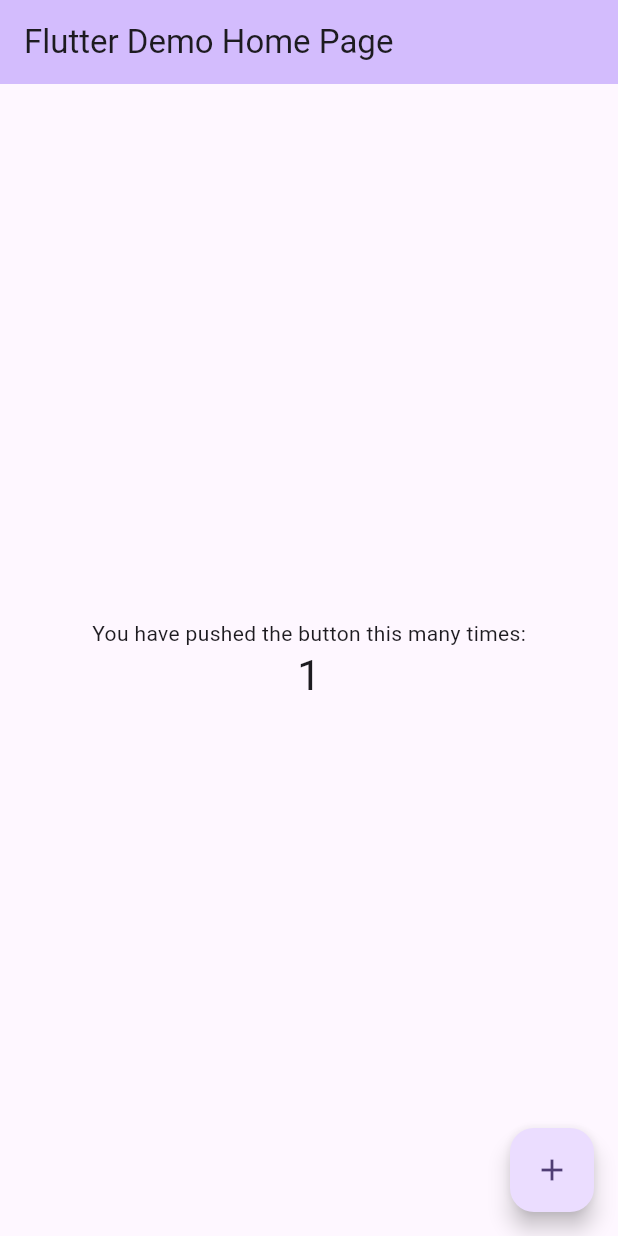
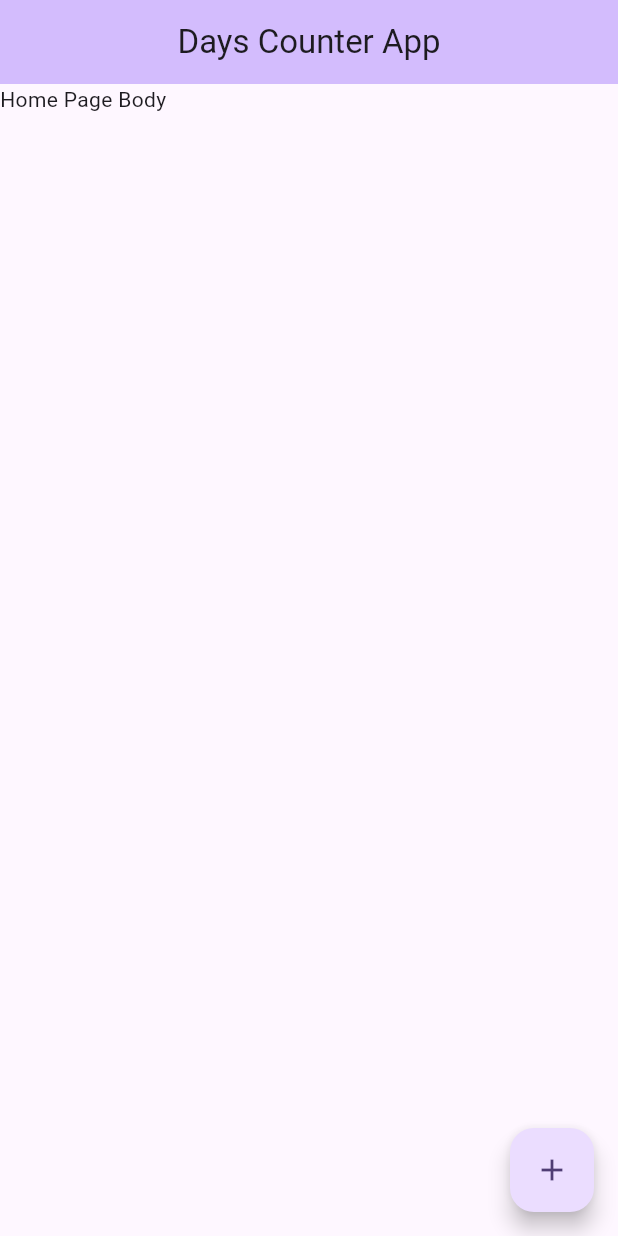
Before and after one commit to surya8barca/days_counter_app, a Flutter app: the screen it shows after launch, after a tap on the "add" icon, on a phone screen of 412 x 824 dp. Run offline on Flutter 3.47's test engine with Material 3 defaults, Android fonts, the light colour scheme and no system bars.

Commit message:
appbar and floating button first draft

```diff
--- /dev/null
+++ b/days_counter_app/lib/components/home_page_body.dart
@@ -0,0 +1,19 @@
+import 'package:flutter/material.dart';
+
+class HomePageBody extends StatefulWidget {
+  const HomePageBody({super.key});
+
+  @override
+  State<HomePageBody> createState() => _HomePageBodyState();
+}
+
+class _HomePageBodyState extends State<HomePageBody> {
+  @override
+  Widget build(BuildContext context) {
+    return SingleChildScrollView(
+      child: Container(
+        child: Text('Home Page Body'),
+      ),
+    );
+  }
+}
--- /dev/null
+++ b/days_counter_app/lib/home/home.dart
@@ -0,0 +1,37 @@
+import 'package:days_counter_app/components/home_page_body.dart';
+import 'package:flutter/material.dart';
+
+class Home extends StatefulWidget {
+  const Home({super.key});
+
+  @override
+  State<Home> createState() => _HomeState();
+}
+
+class _HomeState extends State<Home> {
+  //variables
+  String title = 'Days Counter App';
+
+  //functions
+  void _addNewGoal() {
+    //send to UI page for adding new task
+    // ignore: avoid_print
+    print("New Goal Added");
+  }
+
+  @override
+  Widget build(BuildContext context) {
+    return Scaffold(
+      appBar: AppBar(
+        backgroundColor: Theme.of(context).colorScheme.inversePrimary,
+        title: Text(title),
+        centerTitle: true,
+      ),
+      body: const HomePageBody(),
+      floatingActionButton: FloatingActionButton(
+        onPressed: _addNewGoal,
+        child: const Icon(Icons.add),
+      ),
+    );
+  }
+}
--- a/days_counter_app/lib/main.dart
+++ b/days_counter_app/lib/main.dart
@@ -1,3 +1,4 @@
+import 'package:days_counter_app/home/home.dart';
 import 'package:flutter/material.dart';
 
 void main() {
@@ -13,113 +14,10 @@
     return MaterialApp(
       title: 'Flutter Demo',
       theme: ThemeData(
-        // This is the theme of your application.
-        //
-        // TRY THIS: Try running your application with "flutter run". You'll see
-        // the application has a purple toolbar. Then, without quitting the app,
-        // try changing the seedColor in the colorScheme below to Colors.green
-        // and then invoke "hot reload" (save your changes or press the "hot
-        // reload" button in a Flutter-supported IDE, or press "r" if you used
-        // the command line to start the app).
-        //
-        // Notice that the counter didn't reset back to zero; the application
-        // state is not lost during the reload. To reset the state, use hot
-        // restart instead.
-        //
-        // This works for code too, not just values: Most code changes can be
-        // tested with just a hot reload.
         colorScheme: ColorScheme.fromSeed(seedColor: Colors.deepPurple),
         useMaterial3: true,
       ),
-      home: const MyHomePage(title: 'Flutter Demo Home Page'),
+      home: const Home(),
     );
   }
 }
-
-class MyHomePage extends StatefulWidget {
-  const MyHomePage({super.key, required this.title});
-
-  // This widget is the home page of your application. It is stateful, meaning
-  // that it has a State object (defined below) that contains fields that affect
-  // how it looks.
-
-  // This class is the configuration for the state. It holds the values (in this
-  // case the title) provided by the parent (in this case the App widget) and
-  // used by the build method of the State. Fields in a Widget subclass are
-  // always marked "final".
-
-  final String title;
-
-  @override
-  State<MyHomePage> createState() => _MyHomePageState();
-}
-
-class _MyHomePageState extends State<MyHomePage> {
-  int _counter = 0;
-
-  void _incrementCounter() {
-    setState(() {
-      // This call to setState tells the Flutter framework that something has
-      // changed in this State, which causes it to rerun the build method below
-      // so that the display can reflect the updated values. If we changed
-      // _counter without calling setState(), then the build method would not be
-      // called again, and so nothing would appear to happen.
-      _counter++;
-    });
-  }
-
-  @override
-  Widget build(BuildContext context) {
-    // This method is rerun every time setState is called, for instance as done
-    // by the _incrementCounter method above.
-    //
-    // The Flutter framework has been optimized to make rerunning build methods
-    // fast, so that you can just rebuild anything that needs updating rather
-    // than having to individually change instances of widgets.
-    return Scaffold(
-      appBar: AppBar(
-        // TRY THIS: Try changing the color here to a specific color (to
-        // Colors.amber, perhaps?) and trigger a hot reload to see the AppBar
-        // change color while the other colors stay the same.
-        backgroundColor: Theme.of(context).colorScheme.inversePrimary,
-        // Here we take the value from the MyHomePage object that was created by
-        // the App.build method, and use it to set our appbar title.
-        title: Text(widget.title),
-      ),
-      body: Center(
-        // Center is a layout widget. It takes a single child and positions it
-        // in the middle of the parent.
-        child: Column(
-          // Column is also a layout widget. It takes a list of children and
-          // arranges them vertically. By default, it sizes itself to fit its
-          // children horizontally, and tries to be as tall as its parent.
-          //
-          // Column has various properties to control how it sizes itself and
-          // how it positions its children. Here we use mainAxisAlignment to
-          // center the children vertically; the main axis here is the vertical
-          // axis because Columns are vertical (the cross axis would be
-          // horizontal).
-          //
-          // TRY THIS: Invoke "debug painting" (choose the "Toggle Debug Paint"
-          // action in the IDE, or press "p" in the console), to see the
-          // wireframe for each widget.
-          mainAxisAlignment: MainAxisAlignment.center,
-          children: <Widget>[
-            const Text(
-              'You have pushed the button this many times:',
-            ),
-            Text(
-              '$_counter',
-              style: Theme.of(context).textTheme.headlineMedium,
-            ),
-          ],
-        ),
-      ),
-      floatingActionButton: FloatingActionButton(
-        onPressed: _incrementCounter,
-        tooltip: 'Increment',
-        child: const Icon(Icons.add),
-      ), // This trailing comma makes auto-formatting nicer for build methods.
-    );
-  }
-}
```
